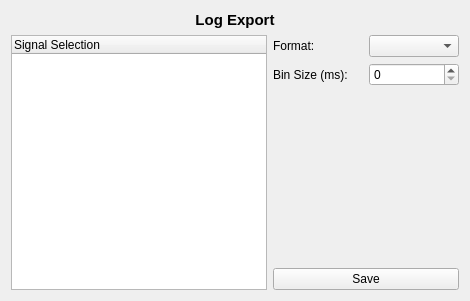
Old version of the form ui/logExport.ui in the repository PurdueElectricRacing/DaqApp.
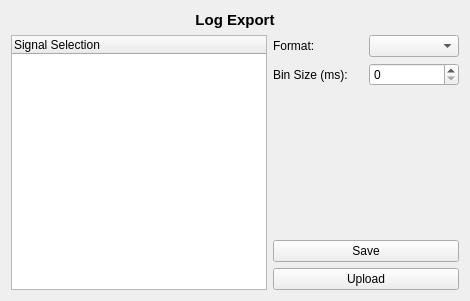
New version of the form.

Diff of the .ui file:
```diff
--- a/ui/logExport.ui
+++ b/ui/logExport.ui
@@ -98,6 +98,13 @@
          </property>
         </widget>
        </item>
+       <item>
+        <widget class="QPushButton" name="uploadButton">
+         <property name="text">
+          <string>Upload</string>
+         </property>
+        </widget>
+       </item>
       </layout>
      </item>
     </layout>
```
